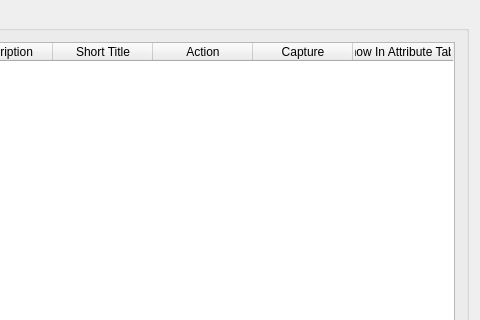
Above: src/ui/qgsattributeactiondialogbase.ui from carsmie/QGIS before the change; both pictures show x 173 to 653 and y 0 to 320 of the 653 by 731 pixel window. Below: the same form after it.
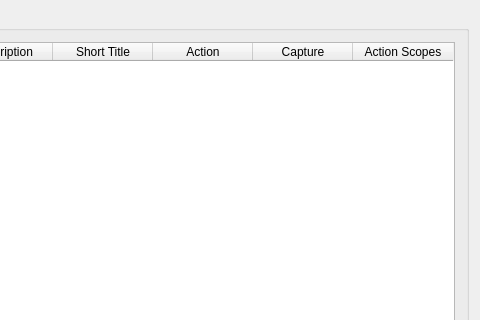
That is the form after the change. Icons and pictures are not drawn. Custom widgets are drawn as their Qt base class.

Commit message:
[feature] Add layer scoped actions
Within the attribute table, there is a new button to trigger actions
which are not based on individual features but instead on the whole layer.
Normally they will perform actions based on all features or the selection.

In addition to this, a lot of cleanup has been done.

```diff
--- a/src/ui/qgsattributeactiondialogbase.ui
+++ b/src/ui/qgsattributeactiondialogbase.ui
@@ -175,7 +175,7 @@
         </column>
         <column>
          <property name="text">
-          <string>Show In Attribute Table</string>
+          <string>Action Scopes</string>
          </property>
         </column>
        </widget>
```
The commit also changes 46 other files.
